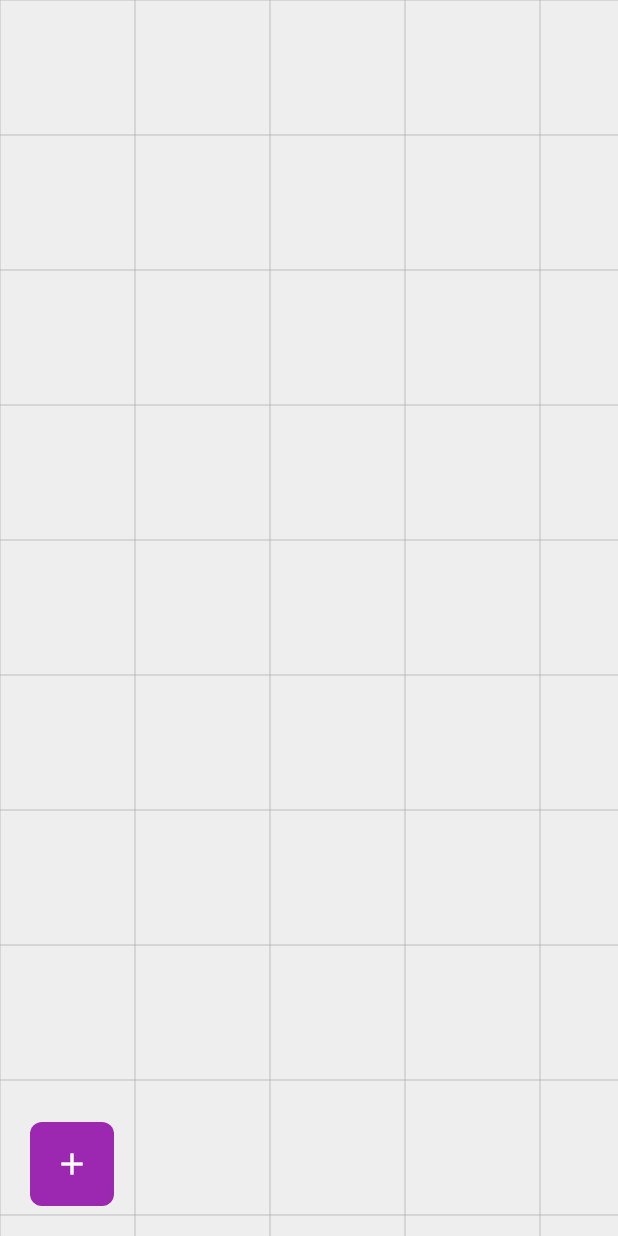
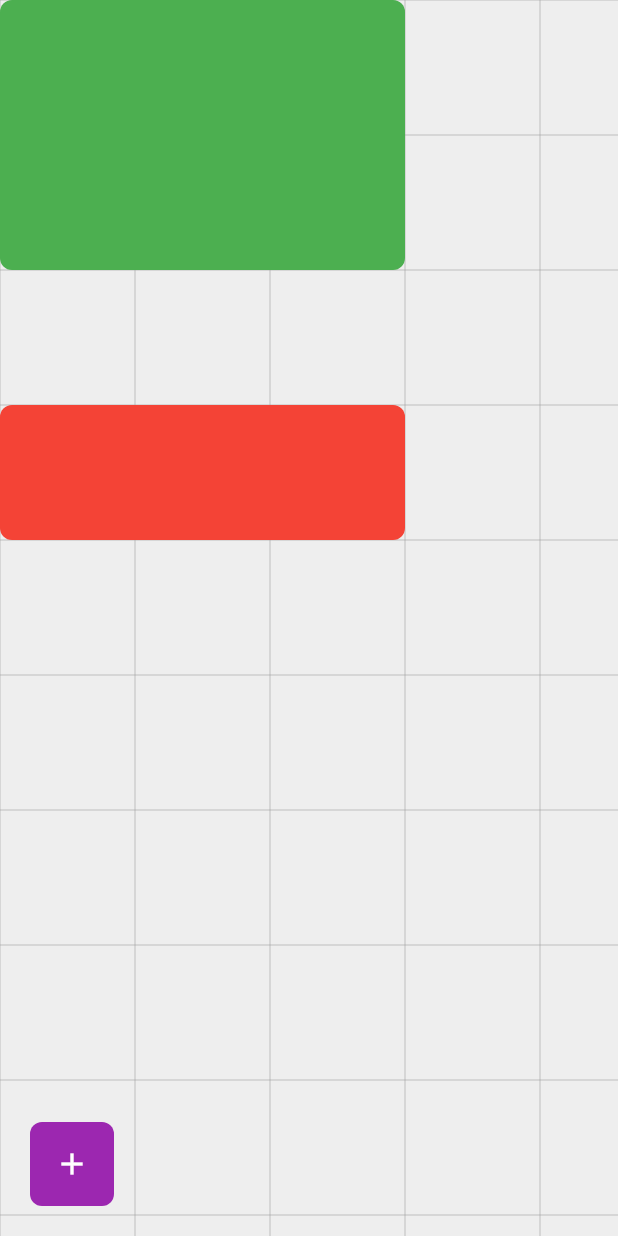
Before and after one commit to shervin-h/practice, a Flutter app: the screen it shows after launch, on a phone screen of 412 x 824 dp. Run offline on Flutter 3.47's test engine with Material 3 defaults, Android fonts, the phone set to English and light mode, and no system bars; our stand-ins replace bloc, flutter_bloc, get, google_maps_flutter, syncfusion_flutter_charts; missing offline and left inert: curve_clipper, outline_pie_chart, progress_line, radial_progress.

Commit message:
implementing dashboard

```diff
--- a/lib/practice_for_dashboard_generator/custom_dashboard_generator/models/dashboard_widget_model.dart
+++ b/lib/practice_for_dashboard_generator/custom_dashboard_generator/models/dashboard_widget_model.dart
@@ -1,21 +1,36 @@
 import 'dart:ui';
 
-class DashboardWidget {
+import 'package:practice/practice_for_dashboard_generator/custom_dashboard_generator/models/sidebar_palette_model.dart';
+
+class DashboardWidgetModel {
   final String id;
-  int x; // column index (0-based)
-  int y; // row index (0-based)
-  int w; // width in columns
-  int h; // height in rows
+  Offset offset;
+  final int w; // width in columns // اندازه عرض ویجت بر حسب خانه
+  final int h; // height in rows // اندازه ارتفاع ویجت بر حسب خانه
   final String label;
   final Color color;
 
-  DashboardWidget({
+  DashboardWidgetModel({
     required this.id,
-    required this.x,
-    required this.y,
+    required this.offset,
     required this.w,
     required this.h,
     required this.label,
     required this.color,
   });
+
+  void updateOffset(Offset newOffset) {
+    offset = newOffset;
+  }
+
+  static DashboardWidgetModel fromSidebarPaletteModel(SidebarPaletteModel sidebarModel) {
+    return DashboardWidgetModel(
+      id: sidebarModel.type.title,
+      offset: const Offset(0, 0),
+      w: sidebarModel.w,
+      h: sidebarModel.h,
+      label: sidebarModel.label,
+      color: sidebarModel.color,
+    );
+  }
 }
--- a/lib/practice_for_dashboard_generator/custom_dashboard_generator/models/sidebar_palette_model.dart
+++ b/lib/practice_for_dashboard_generator/custom_dashboard_generator/models/sidebar_palette_model.dart
@@ -20,14 +20,18 @@ class SidebarPaletteModel {
 }
 
 enum ChartType {
-  cartesianChart,
-  circularChart,
-  pyramidChart,
-  funnelChart,
-  sparkLineChart,
-  sparkAreaChart,
-  sparkBarChart,
-  sparkWinLossChart;
+  cartesianChart('cartesian'),
+  circularChart('circular'),
+  pyramidChart('pyramid'),
+  funnelChart('funnel'),
+  sparkLineChart('sparkLine'),
+  sparkAreaChart('sparkArea'),
+  sparkBarChart('sparkBar'),
+  sparkWinLossChart('sparkWinLoss');
+
+
+  const ChartType(this.title);
+  final String title;
 
   bool get isCartesianChart => this == ChartType.cartesianChart;
 
--- a/lib/practice_for_dashboard_generator/custom_dashboard_generator/presentation/controllers/custom_dashboard_generator_controller.dart
+++ b/lib/practice_for_dashboard_generator/custom_dashboard_generator/presentation/controllers/custom_dashboard_generator_controller.dart
@@ -1,30 +1,86 @@
 import 'package:flutter/material.dart';
 import 'package:get/get.dart';
+import 'package:practice/practice_for_dashboard_generator/custom_dashboard_generator/models/dashboard_widget_model.dart';
 import 'package:practice/practice_for_dashboard_generator/custom_dashboard_generator/models/sidebar_palette_model.dart';
 
 class CustomDashboardGeneratorController extends GetxController {
-  // states
+  /// --- states --- ///
   bool _isSidebarOpen = false;
   final double _unitSize = 90;
-  final List<Widget> _dashboardWidgets = []; // Placed items on the grid
+  final List<DashboardWidgetModel> _dashboardWidgetModels = [
+    DashboardWidgetModel(
+      id: 'widget-1',
+      offset: const Offset(0, 0),
+      w: 3,
+      h: 2,
+      label: 'Widget 1',
+      color: Colors.green,
+    ),
+    DashboardWidgetModel(
+      id: 'widget-2',
+      offset: const Offset(0, 270),
+      w: 3,
+      h: 1,
+      label: 'Widget 2',
+      color: Colors.red,
+    ),
+  ];
   final List<SidebarPaletteModel> _sidebarItems = const [
-    SidebarPaletteModel(type: ChartType.cartesianChart, label: 'Cartesian Chart', icon: Icons.show_chart, w: 4, h: 3, color: Color(0xFF4F46E5)),
-    SidebarPaletteModel(type: ChartType.circularChart, label: 'Circular Chart', icon: Icons.bar_chart, w: 4, h: 4, color: Color(0xFF06B6D4)),
-    SidebarPaletteModel(type: ChartType.pyramidChart, label: 'Pyramid Chart', icon: Icons.speed, w: 3, h: 2, color: Color(0xFFF59E0B)),
-    SidebarPaletteModel(type: ChartType.funnelChart, label: 'Funnel Chart', icon: Icons.table_chart, w: 6, h: 4, color: Color(0xFF10B981)),
-    SidebarPaletteModel(type: ChartType.sparkLineChart, label: 'SparkLine Chart', icon: Icons.text_fields, w: 4, h: 2, color: Color(0xFFE11D48)),
+    SidebarPaletteModel(
+      type: ChartType.cartesianChart,
+      label: 'Cartesian Chart',
+      icon: Icons.show_chart,
+      w: 4,
+      h: 3,
+      color: Color(0xFF4F46E5),
+    ),
+    SidebarPaletteModel(
+      type: ChartType.circularChart,
+      label: 'Circular Chart',
+      icon: Icons.bar_chart,
+      w: 4,
+      h: 4,
+      color: Color(0xFF06B6D4),
+    ),
+    SidebarPaletteModel(
+      type: ChartType.pyramidChart,
+      label: 'Pyramid Chart',
+      icon: Icons.speed,
+      w: 3,
+      h: 2,
+      color: Color(0xFFF59E0B),
+    ),
+    SidebarPaletteModel(
+      type: ChartType.funnelChart,
+      label: 'Funnel Chart',
+      icon: Icons.table_chart,
+      w: 6,
+      h: 4,
+      color: Color(0xFF10B981),
+    ),
+    SidebarPaletteModel(
+      type: ChartType.sparkLineChart,
+      label: 'SparkLine Chart',
+      icon: Icons.text_fields,
+      w: 4,
+      h: 2,
+      color: Color(0xFFE11D48),
+    ),
   ]; // Demo palette
 
-  // getters
+  late Offset oldPosition;
+
+  /// --- getters --- ///
   bool get isSidebarOpen => _isSidebarOpen;
 
   double get unitSize => _unitSize;
 
-  List<Widget> get dashboardWidgets => _dashboardWidgets;
+  List<DashboardWidgetModel> get dashboardWidgetModels => _dashboardWidgetModels;
 
   List<SidebarPaletteModel> get sidebarItems => _sidebarItems;
 
-  // actions
+  /// --- actions --- ///
+  /// sidebar
   void openSidebar() {
     _isSidebarOpen = true;
     update(['sidebar']);
@@ -33,20 +89,6 @@ class CustomDashboardGeneratorController extends GetxController {
   void closeSidebar() {
     _isSidebarOpen = false;
     update(['sidebar']);
-  }
-
-  void addWidget(Widget widget) {
-    if (!_dashboardWidgets.contains(widget)) {
-      _dashboardWidgets.add(widget);
-      update(['custom-dashboard']);
-    }
-  }
-
-  void removeWidget(Widget widget) {
-    if (_dashboardWidgets.contains(widget)) {
-      _dashboardWidgets.remove(widget);
-      update(['custom-dashboard']);
-    }
   }
 
   void addSidebarItem(SidebarPaletteModel item) {
@@ -59,7 +101,40 @@ class CustomDashboardGeneratorController extends GetxController {
   void removeSidebarItem(SidebarPaletteModel item) {
     if (_sidebarItems.contains(item)) {
       _sidebarItems.remove(item);
-      update(['sidebar-pallets']);
+      update(['sidebar-palettes']);
+    }
+  }
+
+  /// dashboard widgets
+  void updateWidgetOffset(String id, Offset newOffset) {
+    for (final model in _dashboardWidgetModels) {
+      if (model.id == id) {
+        model.updateOffset(newOffset);
+        update(['custom-dashboard']);
+      }
+    }
+  }
+
+  DashboardWidgetModel? getSpecificWidgetModel(String id) {
+    for (final model in _dashboardWidgetModels) {
+      if (model.id == id) {
+        return model;
+      }
+    }
+    return null;
+  }
+
+  void addDashboardWidget(DashboardWidgetModel widgetModel) {
+    if (!_dashboardWidgetModels.contains(widgetModel)) {
+      _dashboardWidgetModels.add(widgetModel);
+      update(['custom-dashboard']);
+    }
+  }
+
+  void removeDashboardWidget(DashboardWidgetModel widgetModel) {
+    if (_dashboardWidgetModels.contains(widgetModel)) {
+      _dashboardWidgetModels.remove(widgetModel);
+      update(['custom-dashboard']);
     }
   }
 }
--- a/lib/practice_for_dashboard_generator/custom_dashboard_generator/presentation/screens/custom_dashboard_generator_screen.dart
+++ b/lib/practice_for_dashboard_generator/custom_dashboard_generator/presentation/screens/custom_dashboard_generator_screen.dart
@@ -1,7 +1,9 @@
 import 'package:flutter/material.dart';
 import 'package:get/get.dart';
+import 'package:practice/practice_for_dashboard_generator/custom_dashboard_generator/models/dashboard_widget_model.dart';
 import 'package:practice/practice_for_dashboard_generator/custom_dashboard_generator/models/sidebar_palette_model.dart';
 import 'package:practice/practice_for_dashboard_generator/custom_dashboard_generator/presentation/controllers/custom_dashboard_generator_controller.dart';
+import 'package:practice/practice_for_dashboard_generator/custom_dashboard_generator/presentation/widgets/draggable_resizable_widget.dart';
 import 'package:practice/practice_for_dashboard_generator/custom_dashboard_generator/presentation/widgets/open_sidebar_button.dart';
 import 'package:practice/practice_for_dashboard_generator/custom_dashboard_generator/presentation/widgets/sidebar/sidebar.dart';
 import 'package:syncfusion_flutter_charts/charts.dart';
@@ -11,6 +13,7 @@ import '../../../dynamic_snap_grid_example.dart';
 
 class SalesData {
   SalesData(this.year, this.sales);
+
   final String year;
   final double sales;
 }
@@ -60,12 +63,6 @@ class _CustomDashboardGeneratorScreenState extends State<CustomDashboardGenerato
 
   @override
   Widget build(BuildContext context) {
-    final screenSize = MediaQuery.of(context).size;
-    double maxX = screenSize.width - widgetUnits * unitSize;
-    double maxY = screenSize.height - widgetUnits * unitSize;
-
-    final controller = Get.find<CustomDashboardGeneratorController>();
-
     return Scaffold(
       backgroundColor: Colors.grey[200],
       body: Stack(
@@ -146,34 +143,22 @@ class _CustomDashboardGeneratorScreenState extends State<CustomDashboardGenerato
                     onWillAcceptWithDetails: (dragTargetDetails) => true,
                     onAcceptWithDetails: (dragTargetDetails) {
                       final sidebarPaletteModel = dragTargetDetails.data;
-                  if (sidebarPaletteModel.type.isCartesianChart) {
-                    controller.addWidget(
-                        SfCartesianChart(
-                          // Initialize category axis
-                            primaryXAxis: CategoryAxis(),
+                      controller.addDashboardWidget(DashboardWidgetModel.fromSidebarPaletteModel(sidebarPaletteModel));
 
-                            series: <LineSeries<SalesData, String>>[
-                              LineSeries<SalesData, String>(
-                                // Bind data source
-                                  dataSource:  <SalesData>[
-                                    SalesData('Jan', 35),
-                                    SalesData('Feb', 28),
-                                    SalesData('Mar', 34),
-                                    SalesData('Apr', 32),
-                                    SalesData('May', 40)
-                                  ],
-                                  xValueMapper: (SalesData sales, _) => sales.year,
-                                  yValueMapper: (SalesData sales, _) => sales.sales
-                              )
-                            ]
-                        )
-                    );
-                  }
+                      /*if (sidebarPaletteModel.type.isCartesianChart) {}
                       if (sidebarPaletteModel.type.isCircularChart) {
-                    controller.addWidget(Container(width: 300, height: 300, child: const SfCircularChart(),));
+                        controller.addWidget(Container(
+                          width: 300,
+                          height: 300,
+                          child: const SfCircularChart(),
+                        ));
                       }
                       if (sidebarPaletteModel.type.isPyramidChart) {
-                    controller.addWidget(const SizedBox(width: 400, height: 400, child: const SfPyramidChart(),));
+                        controller.addWidget(const SizedBox(
+                          width: 400,
+                          height: 400,
+                          child: const SfPyramidChart(),
+                        ));
                       }
                       if (sidebarPaletteModel.type.isFunnelChart) {
                         controller.addWidget(const SfFunnelChart());
@@ -183,9 +168,7 @@ class _CustomDashboardGeneratorScreenState extends State<CustomDashboardGenerato
                           width: 300,
                           height: 300,
                           child: SfSparkLineChart(
-                        data: const <double>[
-                          1, 5, -6, 0, 1, -2, 7, -7, -4, -10, 13, -6, 7, 5, 11, 5, 3
-                        ],
+                            data: const <double>[1, 5, -6, 0, 1, -2, 7, -7, -4, -10, 13, -6, 7, 5, 11, 5, 3],
                           ),
                         ));
                       }
@@ -197,11 +180,35 @@ class _CustomDashboardGeneratorScreenState extends State<CustomDashboardGenerato
                       }
                       if (sidebarPaletteModel.type.isSparkWinLossChart) {
                         controller.addWidget(SfSparkWinLossChart());
-                  }
+                      }*/
                     },
                     builder: (context, paletteModels, rejectedData) {
-                  return Wrap(
-                    children: controller.dashboardWidgets,
+                      return Stack(
+                        children: controller.dashboardWidgetModels
+                            .map(
+                              (element) => DraggableResizableWidget(
+                                dashboardWidgetModel: element,
+                                child: SfCartesianChart(
+                                  // Initialize category axis
+                                  primaryXAxis: const CategoryAxis(),
+                                  series: <LineSeries<SalesData, String>>[
+                                    LineSeries<SalesData, String>(
+                                      // Bind data source
+                                      dataSource: <SalesData>[
+                                        SalesData('Jan', 35),
+                                        SalesData('Feb', 28),
+                                        SalesData('Mar', 34),
+                                        SalesData('Apr', 32),
+                                        SalesData('May', 40)
+                                      ],
+                                      xValueMapper: (SalesData sales, _) => sales.year,
+                                      yValueMapper: (SalesData sales, _) => sales.sales,
+                                    ),
+                                  ],
+                                ),
+                              ),
+                            )
+                            .toList(),
                       );
                     },
                   ),
--- /dev/null
+++ b/lib/practice_for_dashboard_generator/custom_dashboard_generator/presentation/widgets/draggable_resizable_widget.dart
@@ -0,0 +1,91 @@
+import 'package:flutter/material.dart';
+import 'package:get/get.dart';
+import 'package:practice/practice_for_dashboard_generator/custom_dashboard_generator/models/dashboard_widget_model.dart';
+import 'package:practice/practice_for_dashboard_generator/custom_dashboard_generator/presentation/controllers/custom_dashboard_generator_controller.dart';
+
+class DraggableResizableWidget extends StatelessWidget {
+  const DraggableResizableWidget({required this.dashboardWidgetModel, required this.child, super.key});
+
+  final DashboardWidgetModel dashboardWidgetModel;
+  final Widget child;
+
+  Offset _snapToGrid(Offset pos, double unitSize) {
+    double snappedX = (pos.dx / unitSize).round() * unitSize;
+    double snappedY = (pos.dy / unitSize).round() * unitSize;
+    return Offset(snappedX, snappedY);
+  }
+
+  bool _isPositionFree(Offset newPos, String id, List<DashboardWidgetModel> widgetModels, double unitSize) {
+    for (int i = 0; i < widgetModels.length; i++) {
+      if (widgetModels[i].id == id) continue;
+
+      final otherPos = widgetModels[i].offset;
+      final rect1 =
+          Rect.fromLTWH(newPos.dx, newPos.dy, dashboardWidgetModel.w * unitSize, dashboardWidgetModel.h * unitSize);
+      final rect2 =
+          Rect.fromLTWH(otherPos.dx, otherPos.dy, widgetModels[i].w * unitSize, widgetModels[i].h * unitSize);
+
+      if (rect1.overlaps(rect2)) {
+        return false;
+      }
+    }
+    return true;
+  }
+
+  @override
+  Widget build(BuildContext context) {
+    final controller = Get.find<CustomDashboardGeneratorController>();
+
+    return PositionedDirectional(
+      start: dashboardWidgetModel.offset.dx,
+      top: dashboardWidgetModel.offset.dy,
+      child: GestureDetector(
+        onPanStart: (_) {
+          controller.oldPosition = dashboardWidgetModel.offset;
+        },
+        onPanUpdate: (details) {
+          final screenSize = MediaQuery.of(context).size;
+
+          double maxX = screenSize.width - dashboardWidgetModel.w * controller.unitSize;
+          double maxY = screenSize.height - dashboardWidgetModel.h * controller.unitSize;
+
+          double newX = dashboardWidgetModel.offset.dx + details.delta.dx;
+          double newY = dashboardWidgetModel.offset.dy + details.delta.dy;
+
+          newX = newX.clamp(0.0, maxX);
+          newY = newY.clamp(0.0, maxY);
+
+          controller.updateWidgetOffset(dashboardWidgetModel.id, Offset(newX, newY));
+        },
+        onPanEnd: (_) {
+          Offset snappedPos =
+              _snapToGrid(controller.getSpecificWidgetModel(dashboardWidgetModel.id)!.offset, controller.unitSize);
+
+          final screenSize = MediaQuery.of(context).size;
+          double maxX = screenSize.width - dashboardWidgetModel.w * controller.unitSize;
+          double maxY = screenSize.height - dashboardWidgetModel.h * controller.unitSize;
+
+          double clampedX = snappedPos.dx.clamp(0.0, maxX);
+          double clampedY = snappedPos.dy.clamp(0.0, maxY);
+          snappedPos = Offset(clampedX, clampedY);
+
+          if (_isPositionFree(
+              snappedPos, dashboardWidgetModel.id, controller.dashboardWidgetModels, controller.unitSize)) {
+            controller.updateWidgetOffset(dashboardWidgetModel.id, snappedPos);
+          } else {
+            controller.updateWidgetOffset(dashboardWidgetModel.id, controller.oldPosition);
+          }
+        },
+        child: Container(
+          width: dashboardWidgetModel.w * controller.unitSize,
+          height: dashboardWidgetModel.h * controller.unitSize,
+          decoration: BoxDecoration(
+            borderRadius: BorderRadius.circular(8),
+            color: dashboardWidgetModel.color,
+          ),
+          // child: child,
+        ),
+      ),
+    );
+  }
+}
```
Lines whose indentation alone changed are shown as unchanged.
